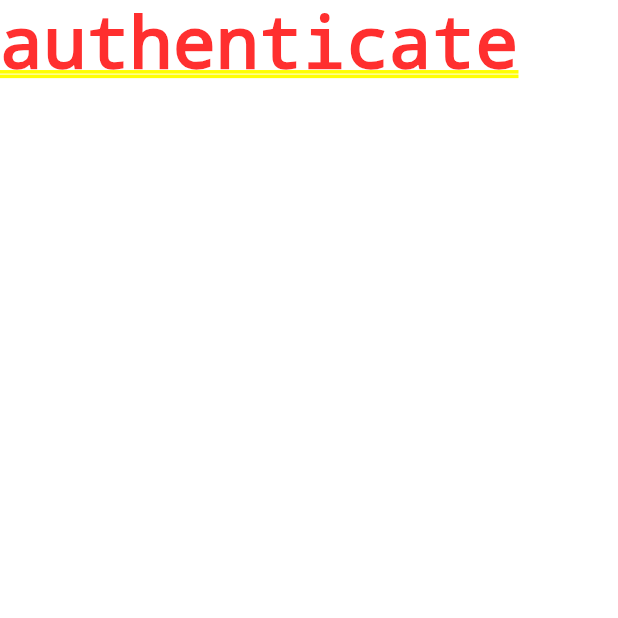
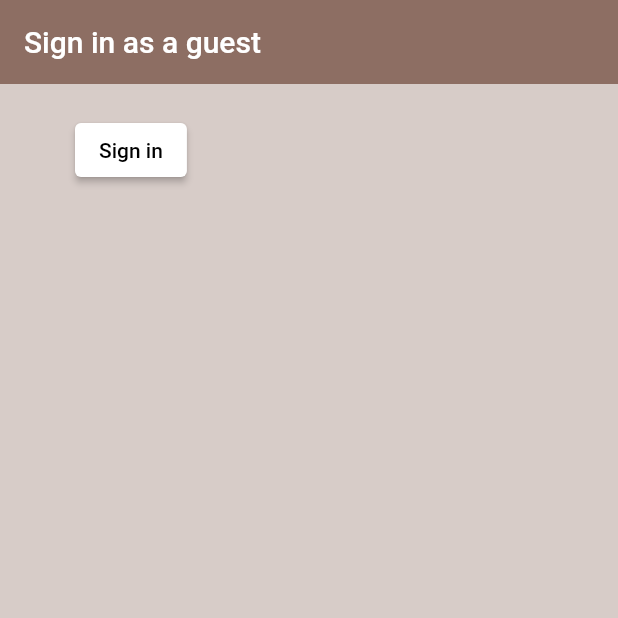
Before and after one commit to leechen112233/brew_crew, a Flutter app: the screen it shows after launch, on a phone screen of 412 x 824 dp, the top half of it. Run offline on Flutter 3.47's test engine with Material 2 defaults, Android fonts, the phone set to English and light mode, and no system bars; our stand-ins replace firebase_auth; accounts and stored records are empty.

Commit message:
downgrade goodle-services to 4.0.1 and add SignIn statuful widget

```diff
--- a/lib/screens/authenticate/authenticate.dart
+++ b/lib/screens/authenticate/authenticate.dart
@@ -1,3 +1,4 @@
+import 'package:brew_crew/screens/authenticate/sign_in.dart';
 import 'package:flutter/material.dart';
 
 class Authenticate extends StatefulWidget {
@@ -11,7 +12,7 @@ class _AuthenticateState extends State<Authenticate> {
   @override
   Widget build(BuildContext context) {
     return Container(
-      child: Text('authenticate'),
+      child: SignIn(),
     );
   }
 }
--- /dev/null
+++ b/lib/screens/authenticate/sign_in.dart
@@ -0,0 +1,44 @@
+import 'package:brew_crew/screens/services/auth.dart';
+import 'package:flutter/material.dart';
+
+class SignIn extends StatefulWidget {
+  const SignIn({super.key});
+
+  @override
+  State<SignIn> createState() => _SignInState();
+}
+
+class _SignInState extends State<SignIn> {
+  final AuthService _auth = AuthService();
+  @override
+  Widget build(BuildContext context) {
+    return Scaffold(
+      backgroundColor: Colors.brown[100],
+      appBar: AppBar(
+        backgroundColor: Colors.brown[400],
+        elevation: 0.0,
+        title: Text("Sign in as a guest"),
+      ),
+      body: Container(
+        padding: EdgeInsets.symmetric(vertical: 20.0, horizontal: 50.0),
+        child: ElevatedButton(
+          style: ButtonStyle(
+            foregroundColor: MaterialStateProperty.all(Colors.black),
+            backgroundColor: MaterialStateProperty.all(Colors.white),
+          ),
+          child: Text('Sign in'),
+          onPressed: () async {
+            dynamic res = await _auth.signInAnon();
+            if(res==null){
+              print('error');
+            }
+            else{
+              print("Signed in");
+              print(res);
+            }
+          },
+        ),
+      ),
+    );
+  }
+}
```
Also changed, not shown: 4 other files.
